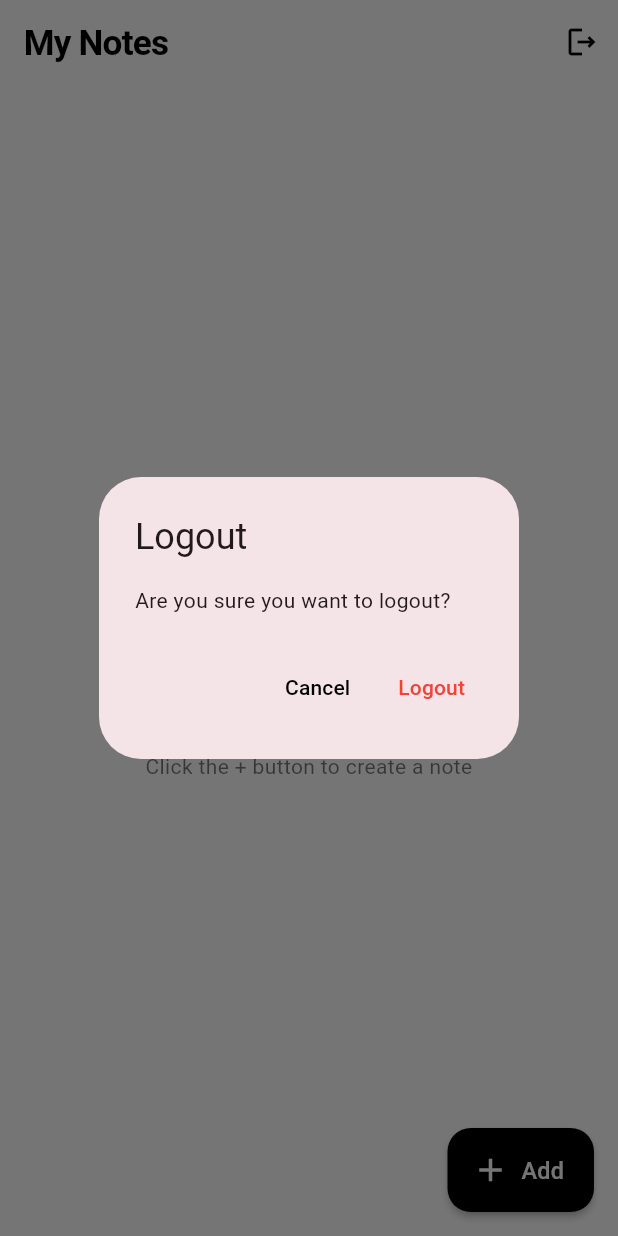
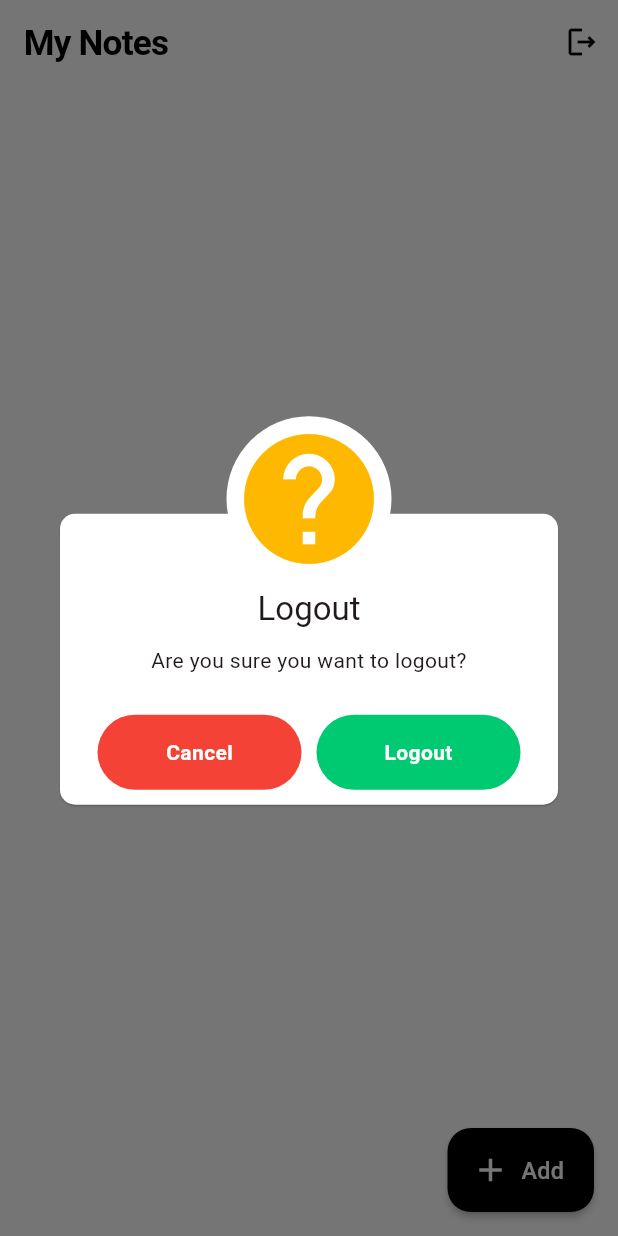
Before and after one commit to al-amin-bhuiyan/notes_app_assessment, a Flutter app: the HomePage screen opened by its route, after a tap on the "logout" icon, on a phone screen of 412 x 824 dp. Run offline on Flutter 3.47's test engine with Material 3 defaults, Android fonts, the phone set to English and light mode, and no system bars; drawn by our look-alikes of toastification; our stand-ins replace awesome_dialog, cloud_firestore, firebase_auth, firebase_core, flutter_markdown, flutter_screenutil and 4 more; accounts and stored records are empty.

```diff
--- a/lib/features/notes/presentation/pages/home_page.dart
+++ b/lib/features/notes/presentation/pages/home_page.dart
@@ -2,12 +2,17 @@ import 'package:flutter/material.dart';
 import 'package:get/get.dart';
 import 'package:go_router/go_router.dart';
 import 'package:intl/intl.dart';
-import 'package:notes_app/core/constants/route_paths.dart';
-import 'package:notes_app/core/utils/app_fonts.dart';
-import 'package:notes_app/features/auth/presentation/controllers/auth_controller.dart';
-import 'package:notes_app/features/notes/domain/entities/note_entity.dart';
-import 'package:notes_app/features/notes/presentation/controllers/notes_controller.dart';
+import 'package:awesome_dialog/awesome_dialog.dart';
+import 'package:loading_animation_widget/loading_animation_widget.dart';
+import 'package:flutter_markdown/flutter_markdown.dart';
+
 import 'package:flutter_screenutil/flutter_screenutil.dart';
+
+import '../../../../core/constants/route_paths.dart';
+import '../../../../core/utils/app_fonts.dart';
+import '../../../auth/presentation/controllers/auth_controller.dart';
+import '../../domain/entities/note_entity.dart';
+import '../controllers/notes_controller.dart';
 
 class HomePage extends StatelessWidget {
   const HomePage({super.key});
@@ -28,7 +33,7 @@ class HomePage extends StatelessWidget {
           ),
         ],
       ),
-      body: Obx(() => _buildBody(notesController)),
+      body: Obx(() => _buildBody(context, notesController)),
       floatingActionButton: FloatingActionButton.extended(
         onPressed: () => context.push(RoutePaths.addNote),
         icon: Icon(Icons.add, size: 24.w),
@@ -40,9 +45,14 @@ class HomePage extends StatelessWidget {
     );
   }
 
-  Widget _buildBody(NotesController controller) {
+  Widget _buildBody(BuildContext context, NotesController controller) {
     if (controller.isLoading.value) {
-      return const Center(child: CircularProgressIndicator());
+      return Center(
+        child: LoadingAnimationWidget.threeArchedCircle(
+          color: Theme.of(context).primaryColor,
+          size: 48,
+        ),
+      );
     }
 
     if (controller.hasError.value) {
@@ -128,29 +138,18 @@ class HomePage extends StatelessWidget {
   }
 
   void _showLogoutDialog(BuildContext context, AuthController authController) {
-    showDialog(
+    AwesomeDialog(
       context: context,
-      builder: (dialogContext) => AlertDialog(
-        title: const Text('Logout'),
-        content: const Text('Are you sure you want to logout?'),
-        actions: [
-          TextButton(
-            onPressed: () => Navigator.of(dialogContext).pop(),
-            child: const Text('Cancel'),
-          ),
-          TextButton(
-            onPressed: () {
-              Navigator.of(dialogContext).pop();
-              authController.logout(context);
-            },
-            child: const Text(
-              'Logout',
-              style: TextStyle(color: Colors.red),
-            ),
-          ),
-        ],
-      ),
-    );
+      dialogType: DialogType.question,
+      headerAnimationLoop: false,
+      title: 'Logout',
+      desc: 'Are you sure you want to logout?',
+      btnCancelOnPress: () {},
+      btnOkText: 'Logout',
+      btnOkOnPress: () {
+        authController.logout(context);
+      },
+    ).show();
   }
 }
 
@@ -178,15 +177,20 @@ class _NoteCard extends StatelessWidget {
               overflow: TextOverflow.ellipsis,
             ),
             SizedBox(height: 6.h),
-            Text(
-              note.description,
-              style: AppFonts.bodyMedium.copyWith(
-                color: Colors.black87,
-                height: 1.4,
-                fontSize: 14.sp,
+            ConstrainedBox(
+              constraints: BoxConstraints(maxHeight: 72.h),
+              child: MarkdownBody(
+                data: note.description,
+                selectable: false,
+                styleSheet:
+                    MarkdownStyleSheet.fromTheme(Theme.of(context)).copyWith(
+                  p: AppFonts.bodyMedium.copyWith(
+                    color: Colors.black87,
+                    height: 1.4,
+                    fontSize: 14.sp,
+                  ),
+                ),
               ),
-              maxLines: 3,
-              overflow: TextOverflow.ellipsis,
             ),
             SizedBox(height: 16.h),
             Text(
```
